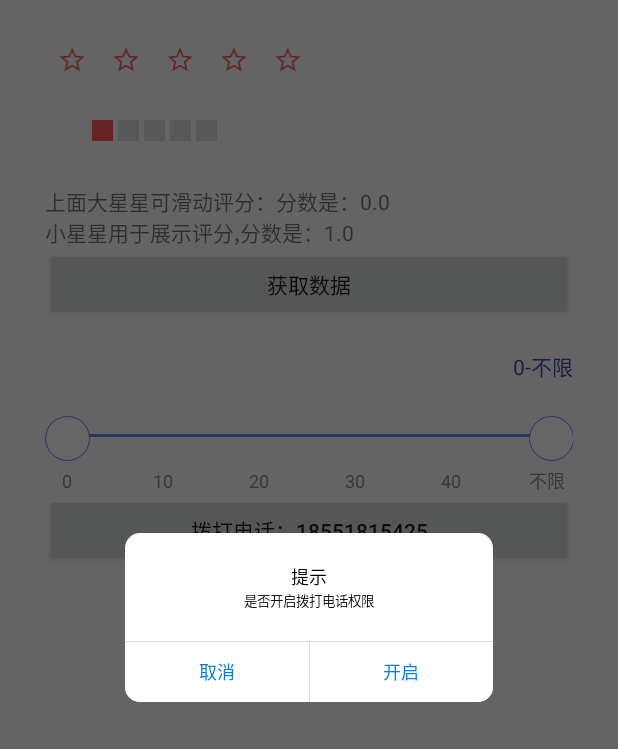
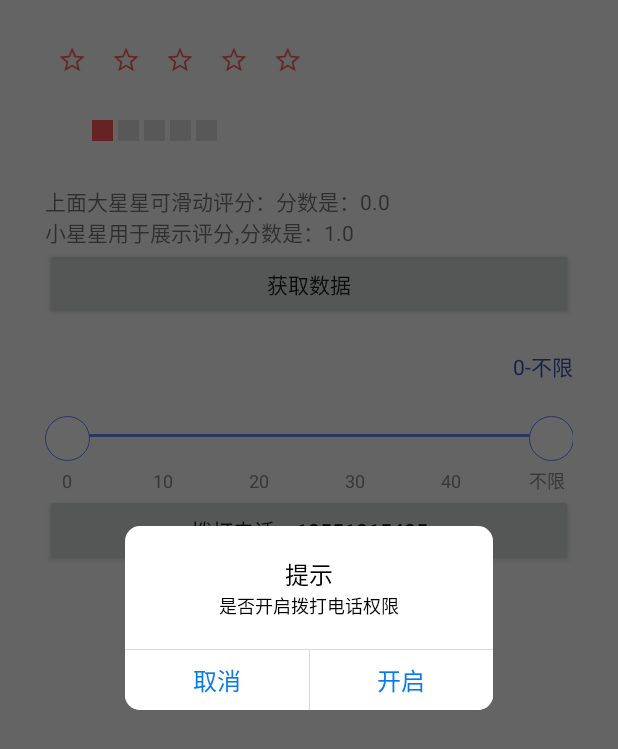
Before and after one commit to ChrisLeeLcx/CpLibrary, an Android app: the OtherActivity screen opened directly, with no data from a screen before it, after a tap on "拨打电话：18551815425", on a phone screen of 412 x 824 dp. Shown: the top 749 px of the screen. Run offline under Robolectric (Android 15) with nearby library versions, the phone set to English and light mode, and no system bars; our stand-ins replace EventBus; 1 other tap on this screen came first.

Commit message:
Dialog 文字适配问题

```diff
--- a/app/src/main/java/com/lee/demo/ui/activity/OtherActivity.java
+++ b/app/src/main/java/com/lee/demo/ui/activity/OtherActivity.java
@@ -155,7 +155,7 @@ public class OtherActivity extends SwipeBackActivity {
         seekBar.setIndicatorTextDecimalFormat(formatPattern);//"0"设置为整数,"0.00"：保留两位小数
         seekBar.setRangeInterval(rangeInterval);//设置一次滑动的间距
         seekBar.setSeekBarMode(RangeSeekBar.SEEKBAR_MODE_RANGE);//设置双向滑动模式
-        seekBar.setTickMarkTextSize(ScreenUtil.sp2px(activity, 12));//刻度的字体大小
+        seekBar.setTickMarkTextSize(ScreenUtil.sp(activity, 12));//刻度的字体大小
         seekBar.setProgressColor(activity.getResources().getColor(R.color.blue));//进度条的颜色
         seekBar.setProgressDefaultColor(Color.parseColor("#DCDDDD"));//进度条默认颜色
         seekBar.setProgressHeight(ScreenUtil.dp2px(activity, 5));//进度条高度
--- a/cplibrary/src/main/java/cn/lee/cplibrary/util/ScreenUtil.java
+++ b/cplibrary/src/main/java/cn/lee/cplibrary/util/ScreenUtil.java
@@ -5,6 +5,7 @@ import android.content.Context;
 import android.graphics.Bitmap;
 import android.graphics.Rect;
 import android.util.DisplayMetrics;
+import android.util.TypedValue;
 import android.view.View;
 import android.view.WindowManager;
 import android.widget.FrameLayout;
@@ -102,13 +103,15 @@ public class ScreenUtil {
         return (int) (pxValue / fontScale + 0.5f);
     }
 
-    public static int sp2px(Context context, float spValue) {
-        final float fontScale = context.getResources().getDisplayMetrics().scaledDensity;
-        return (int) (spValue * fontScale + 0.5f);
-//        return (int) TypedValue.applyDimension(TypedValue.COMPLEX_UNIT_SP,
-//                spValue, context.getResources().getDisplayMetrics());
+//    public static int sp2px(Context context, float spValue) {
+//        final float fontScale = context.getResources().getDisplayMetrics().scaledDensity;
+//        return (int) (spValue * fontScale + 0.5f);
+////        return (int) TypedValue.applyDimension(TypedValue.COMPLEX_UNIT_SP,
+////                spValue, context.getResources().getDisplayMetrics());
+//    }
+    public static int sp(Context context,float spValue) {
+        return  (int)spValue;
     }
-
     /**
      * 获取view以整个页面为参照,距离页面最上端的距离.
      */
--- a/cplibrary/src/main/java/cn/lee/cplibrary/util/dialog/CpComDialog.java
+++ b/cplibrary/src/main/java/cn/lee/cplibrary/util/dialog/CpComDialog.java
@@ -222,7 +222,7 @@ public class CpComDialog {
             tvTitle.setVisibility(View.VISIBLE);
             tvTitle.setText(title);
             tvTitle.setTextColor(titleColor);
-            tvTitle.setTextSize(ScreenUtil.sp2px(context, titleSize));
+            tvTitle.setTextSize(ScreenUtil.sp(context, titleSize));
         }
         if (TextUtils.isEmpty(content)) {
             tvContent.setVisibility(View.GONE);
@@ -230,17 +230,17 @@ public class CpComDialog {
             tvContent.setVisibility(View.VISIBLE);
             tvContent.setText(content);
             tvContent.setTextColor(contentColor);
-            tvContent.setTextSize(ScreenUtil.sp2px(context, contentSize));
+            tvContent.setTextSize(ScreenUtil.sp(context, contentSize));
         }
         if (!TextUtils.isEmpty(txtCancel)) {
             btnCancel.setText(txtCancel);
             btnCancel.setTextColor(btnColor);
-            btnCancel.setTextSize(ScreenUtil.sp2px(context, btnSize));
+            btnCancel.setTextSize(ScreenUtil.sp(context, btnSize));
         }
         if (!TextUtils.isEmpty(sure)) {
             btnSure.setText(sure);
             btnSure.setTextColor(btnColor);
-            btnSure.setTextSize(ScreenUtil.sp2px(context, btnSize));
+            btnSure.setTextSize(ScreenUtil.sp(context, btnSize));
         }
         //设置宽高
         if (width != 245 || height != LinearLayout.LayoutParams.WRAP_CONTENT) {//不是默认值
@@ -322,12 +322,12 @@ public class CpComDialog {
 
     public static class Builder {
         private Context context;
-        private String title, content, txtCancel, sure;//标题、内容、取消按钮、确定按钮的文案
+        private String title, content, txtCancel="取消", sure="确定";//标题、内容、取消按钮、确定按钮的文案
         private int btnColor = Color.parseColor("#067CEC")//按钮颜色
                 , titleColor = Color.parseColor("#000000")//标题颜色
                 , contentColor = Color.parseColor("#010202");//内容颜色
-        private int titleSize = 8,//标题文字大小 单位sp
-                contentSize = 6, btnSize = 8;//内容 按钮 文字大小、
+        private int titleSize = 16,//标题文字大小 单位sp
+                contentSize = 12, btnSize = 16;//内容 按钮 文字大小、
         private boolean isCancel = true;//是否可以取消,默认可以
         private int width = 245, height = LinearLayout.LayoutParams.WRAP_CONTENT;//对话框的宽、除去按钮后的高 单位dp
 
--- a/cplibrary/src/main/java/cn/lee/cplibrary/util/dialog/bottom/BottomDialogAdapter.java
+++ b/cplibrary/src/main/java/cn/lee/cplibrary/util/dialog/bottom/BottomDialogAdapter.java
@@ -60,7 +60,7 @@ public class BottomDialogAdapter<T extends BaseDialogBean> extends RecyclerView.
                 }
             }
         });
-        holder.tvName.setTextSize(ScreenUtil.sp2px(context, dialog.getTxtSize()));
+        holder.tvName.setTextSize(ScreenUtil.sp(context, dialog.getTxtSize()));
         holder.tvName.setTextColor(dialog.getTxtColor());
         if (dialog.isChangeBg()) {
             holder.tvName.setBackgroundColor(dialog.getBgColor());
--- a/cplibrary/src/main/java/cn/lee/cplibrary/util/dialog/bottom/CpBottomDialog.java
+++ b/cplibrary/src/main/java/cn/lee/cplibrary/util/dialog/bottom/CpBottomDialog.java
@@ -187,7 +187,7 @@ public class CpBottomDialog<T extends BaseDialogBean> {
         } else {
             tvCancel.setVisibility(View.GONE);
         }
-        tvCancel.setTextSize(ScreenUtil.sp2px(context, cancelSize));
+        tvCancel.setTextSize(ScreenUtil.sp(context, cancelSize));
         tvCancel.setTextColor(cancelTxtColor);
         if (isChangeBg) {
             tvCancel.setBackgroundColor(cancelBgColor);
@@ -208,7 +208,7 @@ public class CpBottomDialog<T extends BaseDialogBean> {
             tvTitle.setVisibility(View.GONE);
         }
         tvTitle.setText(title);
-        tvTitle.setTextSize(ScreenUtil.sp2px(context, titleSize));
+        tvTitle.setTextSize(ScreenUtil.sp(context, titleSize));
         tvTitle.setTextColor(titleColor);
         if (isChangeBg) {
             tvTitle.setBackgroundColor(titleBgColor);
@@ -234,7 +234,7 @@ public class CpBottomDialog<T extends BaseDialogBean> {
                 isShowTitle,//是否显示标题栏
                 isChangeBg;//是否改变取消按钮、item、标题的背景颜色（只有isChageBg = true时 设置其相应背景色才会改变）
         private int rvHeight = LinearLayout.LayoutParams.WRAP_CONTENT, itemHeight = 40;   //recyclerView的高，单位dp，和布局文件中一致即可;一个Item的高、
-        private int txtSize = 7;   //文字大小，单位sp，效果是不居中的size的一半
+        private int txtSize = 14;   //文字大小，单位sp，效果是不居中的size的一半
         private int txtColor = Color.parseColor("#333333"); //recyclerView中文字颜色
         private int bgColor = Color.parseColor("#ffffff");   //item背景颜色
         //取消按钮单独设置---如果不设置 默认和item的参数一致
--- a/cplibrary/src/main/java/cn/lee/cplibrary/util/dialog/bottomround/BottomRoundDialogAdapter.java
+++ b/cplibrary/src/main/java/cn/lee/cplibrary/util/dialog/bottomround/BottomRoundDialogAdapter.java
@@ -72,7 +72,7 @@ public class BottomRoundDialogAdapter<T extends BaseDialogBean> extends Recycler
                 }
             }
         });
-        holder.tvName.setTextSize(ScreenUtil.sp2px(context, dialog.getTxtSize()));
+        holder.tvName.setTextSize(ScreenUtil.sp(context, dialog.getTxtSize()));
         holder.tvName.setTextColor(dialog.getTxtColor());
         int h = dialog.getItemHeight();
         if (h != LinearLayout.LayoutParams.WRAP_CONTENT && h != LinearLayout.LayoutParams.MATCH_PARENT) {
--- a/cplibrary/src/main/java/cn/lee/cplibrary/util/dialog/bottomround/CpBottomRoundDialog.java
+++ b/cplibrary/src/main/java/cn/lee/cplibrary/util/dialog/bottomround/CpBottomRoundDialog.java
@@ -166,7 +166,7 @@ public class CpBottomRoundDialog<T extends BaseDialogBean> {
         } else {
             tvCancel.setVisibility(View.GONE);
         }
-        tvCancel.setTextSize(ScreenUtil.sp2px(context, cancelSize));
+        tvCancel.setTextSize(ScreenUtil.sp(context, cancelSize));
         tvCancel.setTextColor(cancelTxtColor);
         int cancelH = cancelHeight;
         if (cancelH != LinearLayout.LayoutParams.WRAP_CONTENT && h != LinearLayout.LayoutParams.MATCH_PARENT) {
@@ -184,7 +184,7 @@ public class CpBottomRoundDialog<T extends BaseDialogBean> {
             tvTitle.setVisibility(View.GONE);
         }
         tvTitle.setText(title);
-        tvTitle.setTextSize(ScreenUtil.sp2px(context, titleSize));
+        tvTitle.setTextSize(ScreenUtil.sp(context, titleSize));
         tvTitle.setTextColor(titleColor);
         int titleHeight = this.titleHeight;
         if (titleHeight != LinearLayout.LayoutParams.WRAP_CONTENT && h != LinearLayout.LayoutParams.MATCH_PARENT) {
@@ -206,7 +206,7 @@ public class CpBottomRoundDialog<T extends BaseDialogBean> {
         private boolean isShowCancel,//最后是否显示取消按钮
                 isShowTitle;//是否显示标题栏
         private int rvHeight = LinearLayout.LayoutParams.WRAP_CONTENT, itemHeight = 40;   //recyclerView的高，单位dp，和布局文件中一致即可;一个Item的高、
-        private int txtSize = 7;   //文字大小，单位sp，效果是不居中的size的一半
+        private int txtSize = 14;   //文字大小，单位sp，效果是不居中的size的一半
         private int txtColor = Color.parseColor("#333333"); //recyclerView中文字颜色
         //取消按钮单独设置---如果不设置 默认和item的参数一致
         private int cancelSize = -999,   //取消按钮文字大小
--- a/cplibrary/src/main/java/cn/lee/cplibrary/widget/sidebar/SideBar.java
+++ b/cplibrary/src/main/java/cn/lee/cplibrary/widget/sidebar/SideBar.java
@@ -31,7 +31,7 @@ public class SideBar extends View {
     private int backgroundColor_normal = Color.TRANSPARENT;//正常背景颜色
     private int textColor_choosed = Color.parseColor("#FF5858");    //文字颜色：选中的
     private int textColor_normal = Color.parseColor("#4446F5");    //文字颜色：正常的#4446F5
-    private int textSize = ScreenUtil.sp2px(getContext(), 10);//文字大小10sp
+    private int textSize = ScreenUtil.sp(getContext(), 10);//文字大小10sp
     private int padding = ScreenUtil.dp2px(getContext(), 5);//文字的内边距大小px
     public static final String PYS_HEADER = "热";//如果列表有头部，则PYS_HEADER是该头部的拼音索引
     private String[] arrLetters = new String[]{PYS_HEADER, "*", "A", "B", "C", "D", "E", "F",
```
Also changed, not shown: app/src/main/java/com/lee/demo/ui/activity/DialogActivity.java (+7 -7 lines), cplibrary/src/main/java/cn/lee/cplibrary/widget/picker/util/DatePickerUtils.java (+4 -4 lines).
